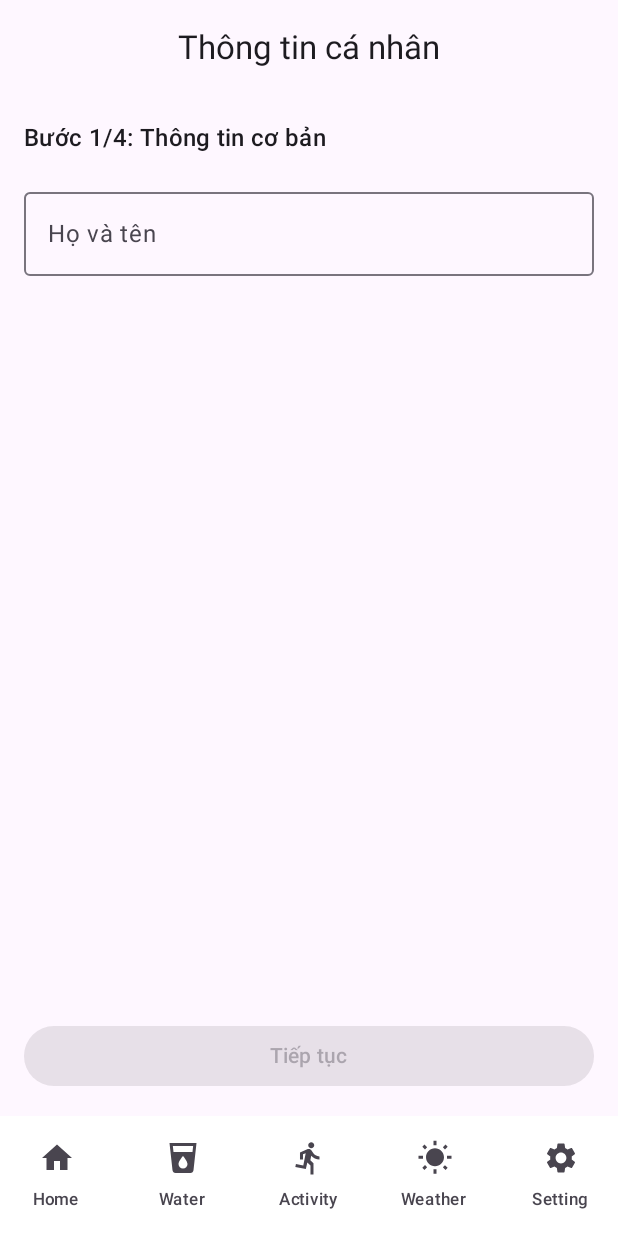
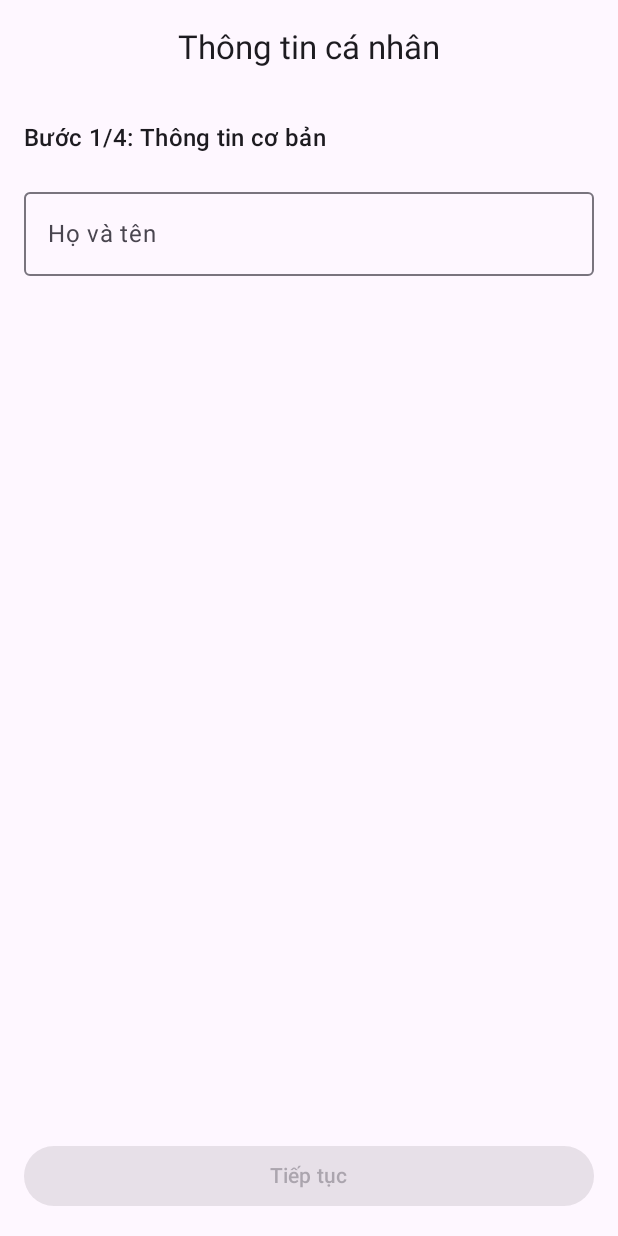
Before and after one commit to huyhoangtran00/Super-Fitness, an Android app built with Jetpack Compose: the screen it shows after launch (MainActivity), on a phone screen of 412 x 824 dp. Run offline under Robolectric (Android 15) with nearby library versions, the light colour scheme and no system bars; our stand-ins replace Dagger/Hilt's generated code, Room's generated code, livedata-compose.

Commit message:
newest merge

```diff
--- a/app/src/main/java/com/example/superfitness/MainActivity.kt
+++ b/app/src/main/java/com/example/superfitness/MainActivity.kt
@@ -192,6 +192,7 @@ fun AppContent(
 
     when(navBackStackEntry?.destination?.route) {
         RunDestination.route,
+        "profile_input",
         RunDetailsDestination.routeWithArgs -> {
             bottomBarState.value = false
         }
```
